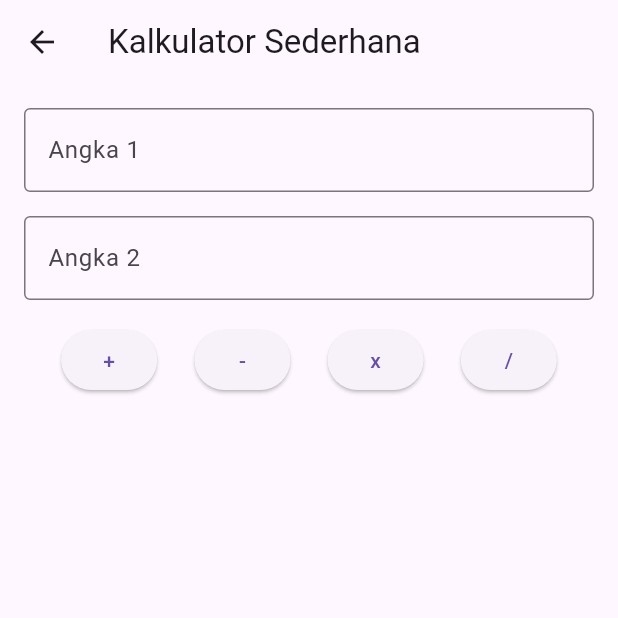
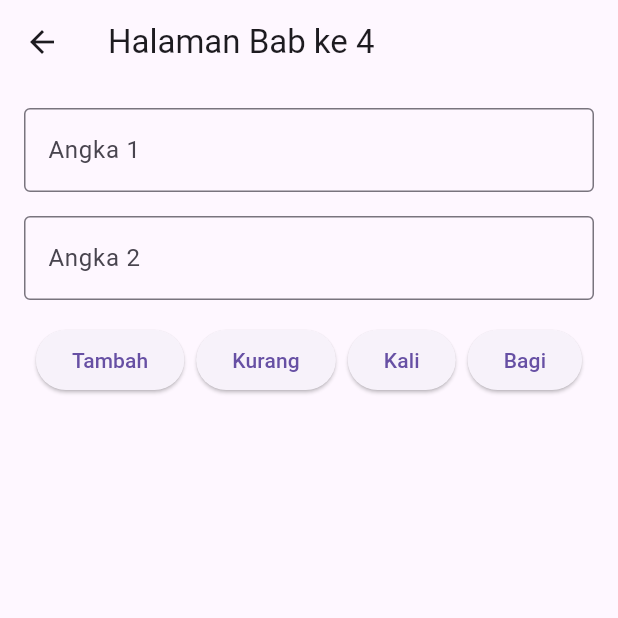
Before and after one commit to YusufxAlbana/Flutter, a Flutter app: the Bab4 screen opened by its route, on a phone screen of 412 x 824 dp, the top half of it. Run offline on Flutter 3.47's test engine with Material 3 defaults, Android fonts, the phone set to English and light mode, and no system bars.

Commit message:
perubahan bab 4

```diff
--- a/lib/pages/bab_4.dart
+++ b/lib/pages/bab_4.dart
@@ -63,7 +63,7 @@ class _Bab4State extends State<Bab4> {
   Widget build(BuildContext context) {
     return Scaffold(
       appBar: AppBar(
-        title: const Text('Kalkulator Sederhana'),
+        title: const Text('Halaman Bab ke 4'),
       ),
       body: Padding(
         padding: const EdgeInsets.all(16.0),
@@ -92,19 +92,19 @@ class _Bab4State extends State<Bab4> {
               children: [
                 ElevatedButton(
                   onPressed: () => _hitung('+'),
-                  child: const Text('+'),
+                  child: const Text('Tambah'),
                 ),
                 ElevatedButton(
                   onPressed: () => _hitung('-'),
-                  child: const Text('-'),
+                  child: const Text('Kurang'),
                 ),
                 ElevatedButton(
                   onPressed: () => _hitung('x'),
-                  child: const Text('x'),
+                  child: const Text('Kali'),
                 ),
                 ElevatedButton(
                   onPressed: () => _hitung('/'),
-                  child: const Text('/'),
+                  child: const Text('Bagi'),
                 ),
               ],
             ),
```
